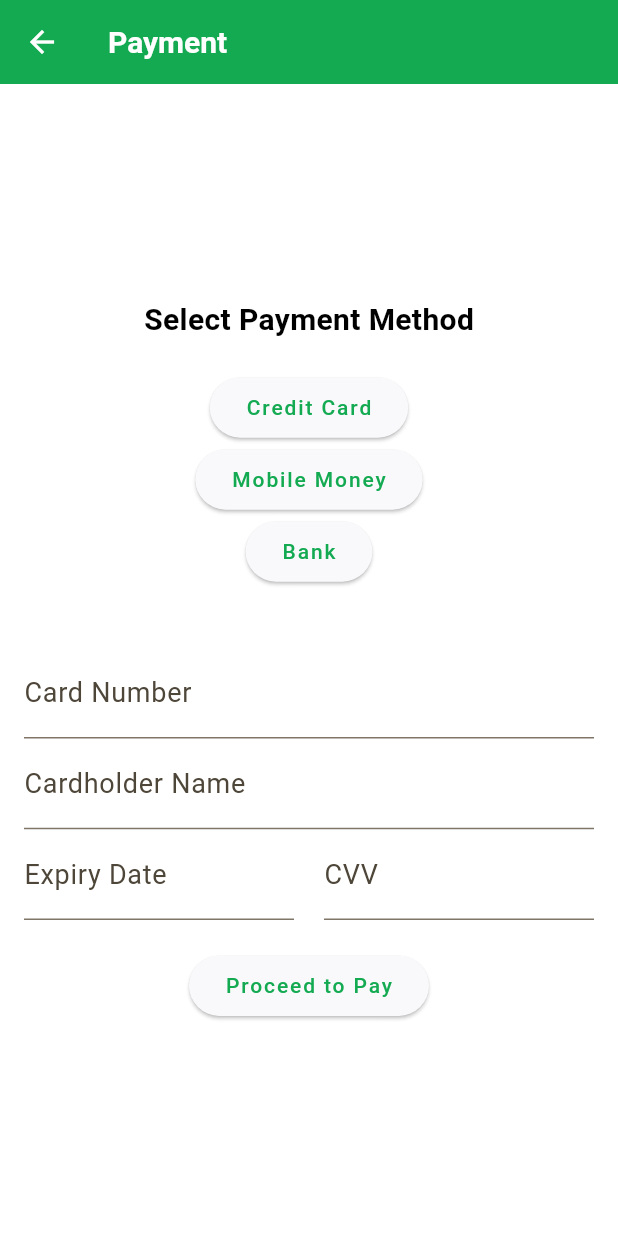
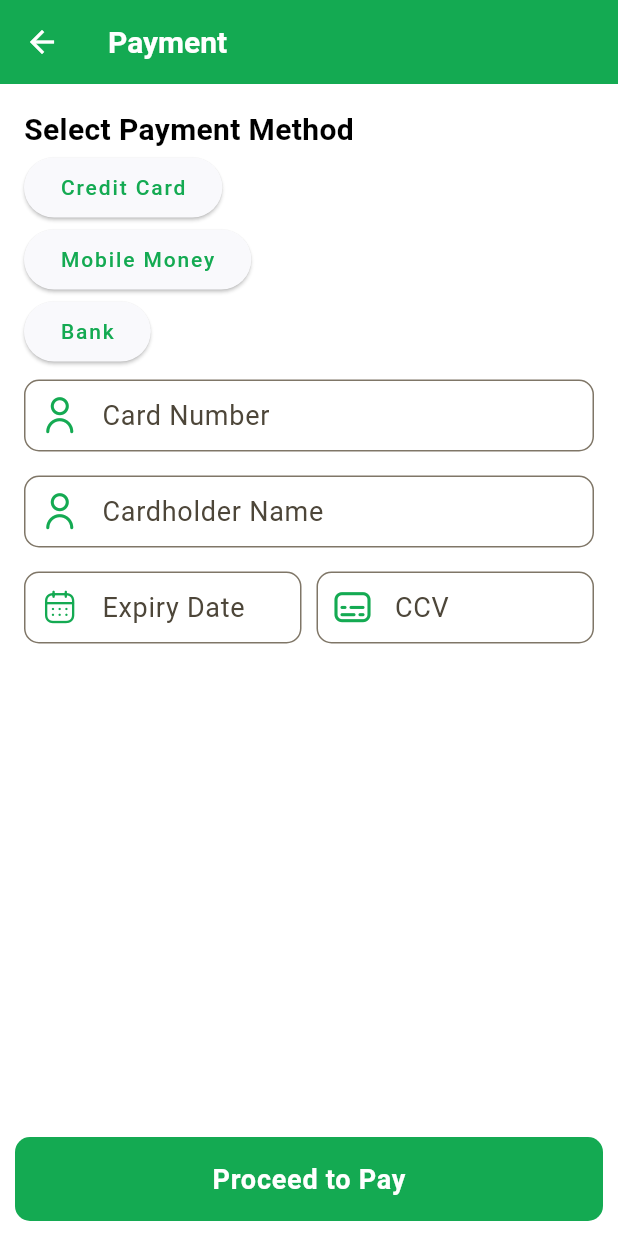
Before and after one commit to Awesomewsdm/service_masters, a Flutter app: the PaymentScreen screen opened directly, after a tap on "Credit Card", on a phone screen of 412 x 824 dp. Run offline on Flutter 3.47's test engine with Material 3 defaults, Android fonts, the phone set to English and light mode, and no system bars; our stand-ins replace bloc, chat_bubbles, cloud_firestore, equatable, firebase_auth, firebase_core and 11 more; missing offline and left inert: agora_rtc_engine; accounts and stored records are empty.

Commit message:
Refactor payment screen UI and add proceed to pay button

```diff
--- a/lib/main.dart
+++ b/lib/main.dart
@@ -11,4 +11,5 @@ Future<void> main() async {
   runApp(
     const MyApp(),
   );
+// 0265542141
 }
--- a/lib/payment/view/payment_screen.dart
+++ b/lib/payment/view/payment_screen.dart
@@ -1,4 +1,4 @@
-import "package:flutter/material.dart";
+import "package:home_service_app/common/barrels.dart";
 
 class PaymentScreen extends StatefulWidget {
   @override
@@ -17,28 +17,49 @@ class _PaymentScreenState extends State<PaymentScreen> {
       body: Padding(
         padding: const EdgeInsets.all(16.0),
         child: Column(
-          mainAxisAlignment: MainAxisAlignment.center,
+          crossAxisAlignment: CrossAxisAlignment.start,
           children: [
             const Text(
               "Select Payment Method",
               style: TextStyle(fontSize: 20, fontWeight: FontWeight.bold),
             ),
-            const SizedBox(height: 20),
             _buildPaymentMethodButton("Credit Card"),
             _buildPaymentMethodButton("Mobile Money"),
             _buildPaymentMethodButton("Bank"),
-            const SizedBox(height: 20),
             if (selectedPaymentMethod.isNotEmpty) ..._buildPaymentFields(),
-            const SizedBox(height: 20),
-            ElevatedButton(
-              onPressed: () {
-                if (selectedPaymentMethod.isNotEmpty) {}
-              },
-              child: const Text("Proceed to Pay"),
-            ),
           ],
         ),
       ),
+      floatingActionButton: Container(
+        padding: const EdgeInsets.symmetric(horizontal: 10.0, vertical: 10.0),
+        color: Colors.transparent,
+        child: SizedBox(
+          width: context.screenWidth,
+          child: FloatingActionButton(
+            elevation: 0,
+            backgroundColor: tPrimaryColor,
+            onPressed: () {
+              Navigator.push(
+                context,
+                MaterialPageRoute(
+                  builder: (context) => PaymentScreen(),
+                ),
+              );
+            },
+            shape: RoundedRectangleBorder(
+              borderRadius: BorderRadius.circular(10),
+            ),
+            child: Text(
+              "Proceed to Pay",
+              style: context.textTheme.bodyLarge!.copyWith(
+                color: Colors.white,
+                fontWeight: FontWeight.bold,
+              ),
+            ),
+          ),
+        ),
+      ),
+      floatingActionButtonLocation: FloatingActionButtonLocation.centerDocked,
     );
   }
 
@@ -56,24 +77,80 @@ class _PaymentScreenState extends State<PaymentScreen> {
   List<Widget> _buildPaymentFields() {
     if (selectedPaymentMethod == "Credit Card") {
       return [
-        const SizedBox(height: 20),
-        const TextField(
-          decoration: InputDecoration(labelText: "Card Number"),
+        CustomTextFormField(
+          autofillHints: const [AutofillHints.name],
+          validator: (value) {
+            if (value!.isEmpty) {
+              return "Enter a valid name";
+            } else {
+              return "null";
+            }
+          },
+          // controller: signUpController.fullName,
+          keyboardType: TextInputType.name,
+          hintText: "Card Number",
+          labelText: "Card Number",
+          prefixIcon: const Icon(CustomIcons.user, color: tPrimaryColor),
         ),
-        const TextField(
-          decoration: InputDecoration(labelText: "Cardholder Name"),
+        CustomTextFormField(
+          autofillHints: const [AutofillHints.name],
+          validator: (value) {
+            if (value!.isEmpty) {
+              return "Enter a valid name";
+            } else {
+              return "null";
+            }
+          },
+          // controller: signUpController.fullName,
+          keyboardType: TextInputType.name,
+          hintText: "Cardholder Name",
+          labelText: "Cardholder Name",
+          prefixIcon: const Icon(
+            CustomIcons.user,
+            color: tPrimaryColor,
+          ),
         ),
-        const Row(
+        Row(
           children: [
             Expanded(
-              child: TextField(
-                decoration: InputDecoration(labelText: "Expiry Date"),
+              child: CustomTextFormField(
+                autofillHints: const [AutofillHints.name],
+                validator: (value) {
+                  if (value!.isEmpty) {
+                    return "Enter a valid name";
+                  } else {
+                    return "null";
+                  }
+                },
+                // controller: signUpController.fullName,
+                keyboardType: TextInputType.name,
+                hintText: "Expiry Date",
+                labelText: "Expiry Date",
+                prefixIcon: const Icon(
+                  CustomIcons.calendar2,
+                  color: tPrimaryColor,
+                ),
               ),
             ),
-            SizedBox(width: 20),
+            const Gap(10),
             Expanded(
-              child: TextField(
-                decoration: InputDecoration(labelText: "CVV"),
+              child: CustomTextFormField(
+                autofillHints: const [AutofillHints.creditCardSecurityCode],
+                validator: (value) {
+                  if (value!.isEmpty) {
+                    return "Enter a valid name";
+                  } else {
+                    return "null";
+                  }
+                },
+                // controller: signUpController.fullName,
+                keyboardType: TextInputType.name,
+                hintText: "CCV",
+                labelText: "CCV",
+                prefixIcon: const Icon(
+                  CustomIcons.subtitles,
+                  color: tPrimaryColor,
+                ),
               ),
             ),
           ],
```
